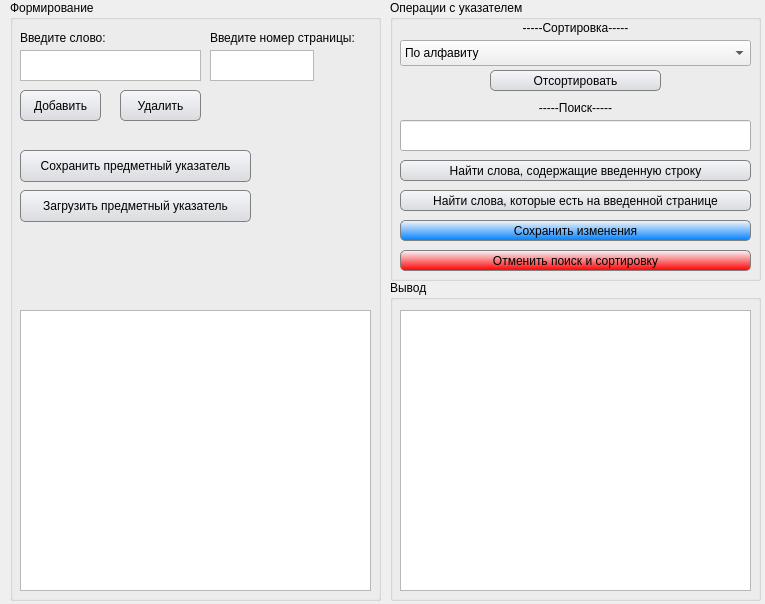
Above: untitled.ui from cleerax/CrewsWork before the change. Below: the same form after it.
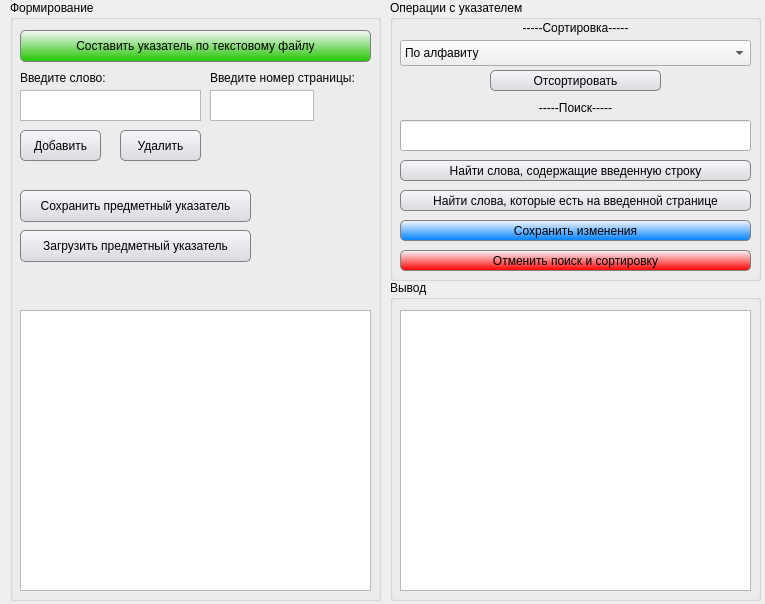
That is the form after the change.

```diff
--- a/untitled.ui
+++ b/untitled.ui
@@ -37,7 +37,7 @@
      <property name="geometry">
       <rect>
        <x>10</x>
-       <y>50</y>
+       <y>90</y>
        <width>181</width>
        <height>31</height>
       </rect>
@@ -47,7 +47,7 @@
      <property name="geometry">
       <rect>
        <x>10</x>
-       <y>90</y>
+       <y>130</y>
        <width>81</width>
        <height>31</height>
       </rect>
@@ -60,7 +60,7 @@
      <property name="geometry">
       <rect>
        <x>10</x>
-       <y>30</y>
+       <y>70</y>
        <width>101</width>
        <height>16</height>
       </rect>
@@ -73,7 +73,7 @@
      <property name="geometry">
       <rect>
        <x>200</x>
-       <y>30</y>
+       <y>70</y>
        <width>171</width>
        <height>16</height>
       </rect>
@@ -86,7 +86,7 @@
      <property name="geometry">
       <rect>
        <x>200</x>
-       <y>50</y>
+       <y>90</y>
        <width>104</width>
        <height>31</height>
       </rect>
@@ -96,7 +96,7 @@
      <property name="geometry">
       <rect>
        <x>110</x>
-       <y>90</y>
+       <y>130</y>
        <width>81</width>
        <height>31</height>
       </rect>
@@ -119,7 +119,7 @@
      <property name="geometry">
       <rect>
        <x>10</x>
-       <y>150</y>
+       <y>190</y>
        <width>231</width>
        <height>32</height>
       </rect>
@@ -132,7 +132,7 @@
      <property name="geometry">
       <rect>
        <x>10</x>
-       <y>190</y>
+       <y>230</y>
        <width>231</width>
        <height>32</height>
       </rect>
@@ -141,6 +141,23 @@
       <string>Загрузить предметный указатель</string>
      </property>
     </widget>
+    <widget class="QPushButton" name="pushButton_10">
+     <property name="geometry">
+      <rect>
+       <x>10</x>
+       <y>30</y>
+       <width>351</width>
+       <height>32</height>
+      </rect>
+     </property>
+     <property name="styleSheet">
+      <string notr="true">QPushButton {border: 1px solid grey; border-radius: 5px; background-color: qlineargradient(x1: 0, y1: 0, x2: 0, y2: 1, stop: 0 #f6f7fa, stop: 1 #21c400)}
+QPushButton:pressed { background-color: qlineargradient(x1: 0, y1: 0, x2: 0, y2: 1, stop: 0 #21c400, stop: 1 #E5CCFF) }</string>
+     </property>
+     <property name="text">
+      <string>Составить указатель по текстовому файлу</string>
+     </property>
+    </widget>
    </widget>
    <widget class="QGroupBox" name="groupBox_2">
     <property name="geometry">
```
